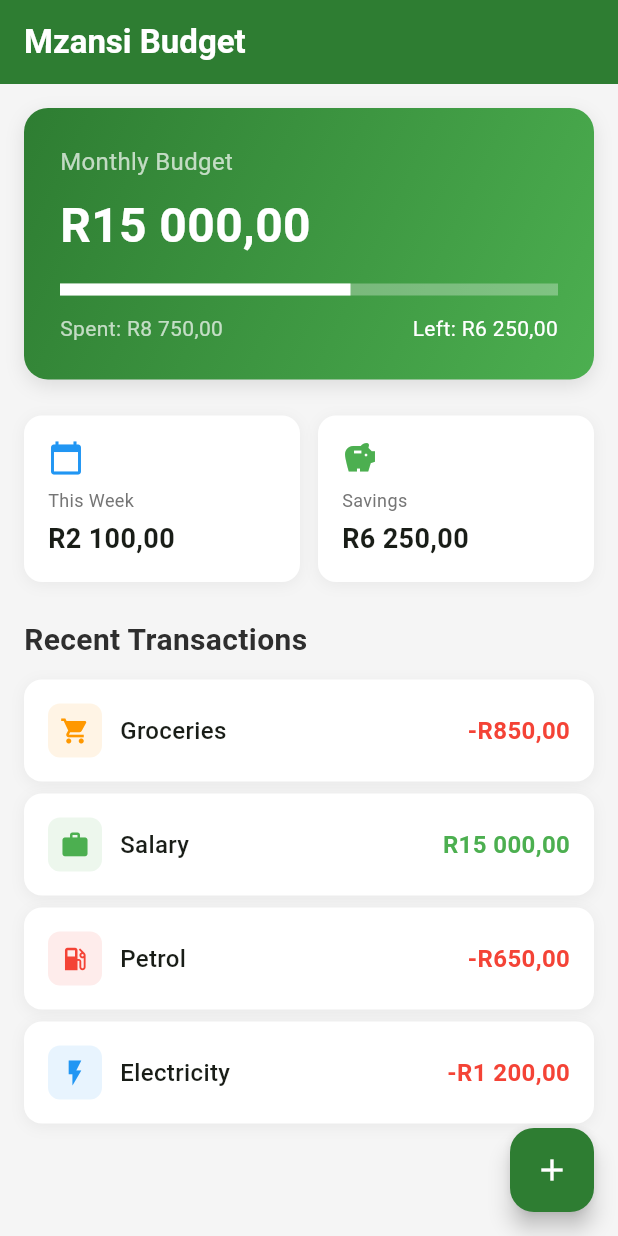
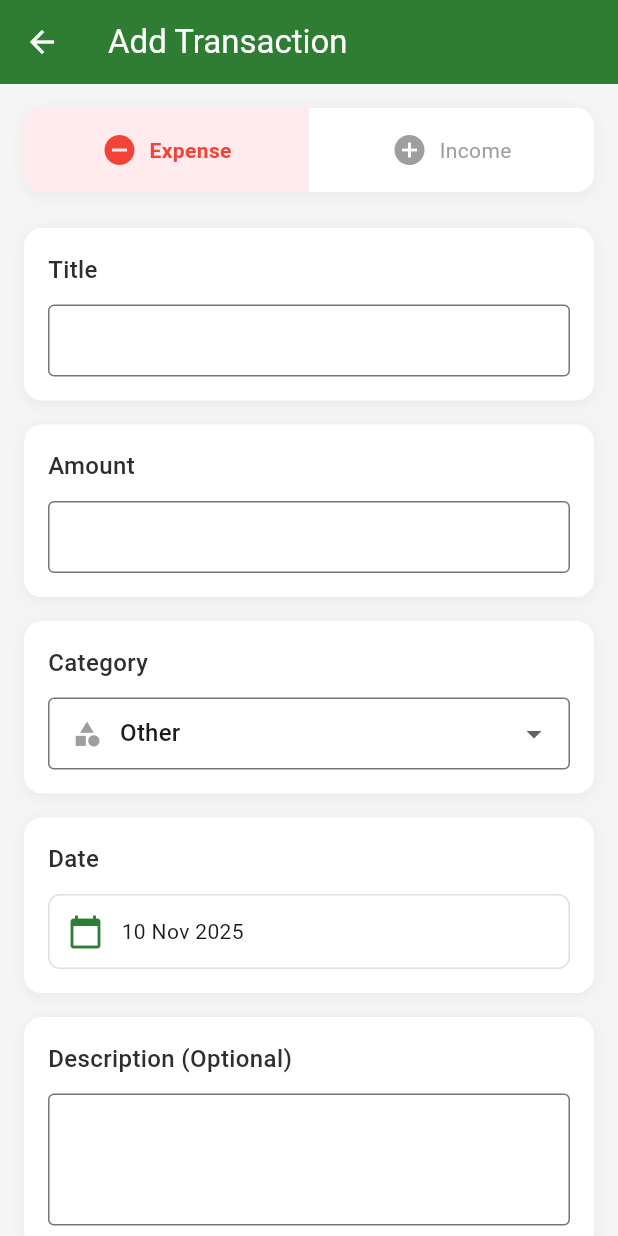
Before and after one commit to MathibelaD/stuckon, a Flutter app: the screen it shows after launch, after a tap on the "add" icon, on a phone screen of 412 x 824 dp. Run offline on Flutter 3.47's test engine with Material 3 defaults, Android fonts, the phone set to English and light mode, and no system bars.

Commit message:
feat: Build Mzansi Budget Tracker with SA-themed UI and transaction management
- Create beautiful South African budget app with ZAR currency support
- Add transaction model with categories and comprehensive add transaction screen
- Implement real-time budget calculations and progress tracking
- Include SA-specific spending categories and green color theme
- Add modular project structure and comprehensive documentation

```diff
--- a/lib/main.dart
+++ b/lib/main.dart
@@ -1,5 +1,7 @@
 import 'package:flutter/material.dart';
 import 'package:intl/intl.dart';
+import 'models/transaction.dart';
+import 'screens/add_transaction_screen.dart';
 
 void main() {
   runApp(const BudgetApp());
@@ -34,13 +36,36 @@ class BudgetHomePage extends StatefulWidget {
 
 class _BudgetHomePageState extends State<BudgetHomePage> {
   double totalBudget = 15000.0;
-  double spent = 8750.0;
 
-  final List<Transaction> transactions = [
-    Transaction('Groceries', -850.0, Icons.shopping_cart, Colors.orange),
-    Transaction('Salary', 15000.0, Icons.work, Colors.green),
-    Transaction('Petrol', -650.0, Icons.local_gas_station, Colors.red),
-    Transaction('Electricity', -1200.0, Icons.flash_on, Colors.blue),
+  List<Transaction> transactions = [
+    Transaction(
+      id: '1',
+      title: 'Salary',
+      amount: 15000.0,
+      date: DateTime.now().subtract(const Duration(days: 1)),
+      category: TransactionCategory.salary,
+    ),
+    Transaction(
+      id: '2',
+      title: 'Groceries - Pick n Pay',
+      amount: -850.0,
+      date: DateTime.now().subtract(const Duration(days: 2)),
+      category: TransactionCategory.groceries,
+    ),
+    Transaction(
+      id: '3',
+      title: 'Petrol - Shell',
+      amount: -650.0,
+      date: DateTime.now().subtract(const Duration(days: 3)),
+      category: TransactionCategory.transport,
+    ),
+    Transaction(
+      id: '4',
+      title: 'Electricity Bill',
+      amount: -1200.0,
+      date: DateTime.now().subtract(const Duration(days: 5)),
+      category: TransactionCategory.utilities,
+    ),
   ];
 
   String formatCurrency(double amount) {
@@ -48,10 +73,24 @@ class _BudgetHomePageState extends State<BudgetHomePage> {
     return formatter.format(amount);
   }
 
+  double get totalIncome {
+    return transactions.where((t) => t.isIncome).fold(0.0, (sum, t) => sum + t.amount);
+  }
+
+  double get totalExpenses {
+    return transactions.where((t) => t.isExpense).fold(0.0, (sum, t) => sum + t.amount.abs());
+  }
+
+  void _addTransaction(Transaction transaction) {
+    setState(() {
+      transactions.insert(0, transaction);
+    });
+  }
+
   @override
   Widget build(BuildContext context) {
-    double remaining = totalBudget - spent;
-    double progress = spent / totalBudget;
+    double remaining = totalBudget - totalExpenses;
+    double progress = totalExpenses / totalBudget;
 
     return Scaffold(
       backgroundColor: const Color(0xFFF5F5F5),
@@ -116,7 +155,7 @@ class _BudgetHomePageState extends State<BudgetHomePage> {
                     mainAxisAlignment: MainAxisAlignment.spaceBetween,
                     children: [
                       Text(
-                        'Spent: ${formatCurrency(spent)}',
+                        'Spent: ${formatCurrency(totalExpenses)}',
                         style: const TextStyle(color: Colors.white70),
                       ),
                       Text(
@@ -136,10 +175,10 @@ class _BudgetHomePageState extends State<BudgetHomePage> {
               children: [
                 Expanded(
                   child: _buildStatCard(
-                    'This Week',
-                    formatCurrency(2100),
-                    Icons.calendar_today,
-                    Colors.blue,
+                    'Total Income',
+                    formatCurrency(totalIncome),
+                    Icons.trending_up,
+                    Colors.green,
                   ),
                 ),
                 const SizedBox(width: 12),
@@ -167,12 +206,21 @@ class _BudgetHomePageState extends State<BudgetHomePage> {
             ),
             const SizedBox(height: 12),
 
-            ...transactions.map((transaction) => _buildTransactionCard(transaction)),
+            ...transactions.take(5).map((transaction) => _buildTransactionCard(transaction)),
           ],
         ),
       ),
       floatingActionButton: FloatingActionButton(
-        onPressed: () {},
+        onPressed: () {
+          Navigator.push(
+            context,
+            MaterialPageRoute(
+              builder: (context) => AddTransactionScreen(
+                onAddTransaction: _addTransaction,
+              ),
+            ),
+          );
+        },
         backgroundColor: const Color(0xFF2E7D32),
         child: const Icon(Icons.add, color: Colors.white),
       ),
@@ -238,12 +286,12 @@ class _BudgetHomePageState extends State<BudgetHomePage> {
           Container(
             padding: const EdgeInsets.all(8),
             decoration: BoxDecoration(
-              color: transaction.color.withOpacity(0.1),
+              color: transaction.category.color.withOpacity(0.1),
               borderRadius: BorderRadius.circular(8),
             ),
             child: Icon(
-              transaction.icon,
-              color: transaction.color,
+              transaction.category.icon,
+              color: transaction.category.color,
               size: 20,
             ),
           ),
@@ -270,12 +318,3 @@ class _BudgetHomePageState extends State<BudgetHomePage> {
     );
   }
 }
-
-class Transaction {
-  final String title;
-  final double amount;
-  final IconData icon;
-  final Color color;
-
-  Transaction(this.title, this.amount, this.icon, this.color);
-}
--- /dev/null
+++ b/lib/models/transaction.dart
@@ -0,0 +1,126 @@
+import 'package:flutter/material.dart';
+
+class Transaction {
+  final String id;
+  final String title;
+  final double amount;
+  final DateTime date;
+  final TransactionCategory category;
+  final String? description;
+
+  Transaction({
+    required this.id,
+    required this.title,
+    required this.amount,
+    required this.date,
+    required this.category,
+    this.description,
+  });
+
+  bool get isIncome => amount > 0;
+  bool get isExpense => amount < 0;
+}
+
+enum TransactionCategory {
+  groceries,
+  transport,
+  utilities,
+  entertainment,
+  healthcare,
+  education,
+  shopping,
+  dining,
+  salary,
+  freelance,
+  investment,
+  other,
+}
+
+extension TransactionCategoryExtension on TransactionCategory {
+  String get displayName {
+    switch (this) {
+      case TransactionCategory.groceries:
+        return 'Groceries';
+      case TransactionCategory.transport:
+        return 'Transport';
+      case TransactionCategory.utilities:
+        return 'Utilities';
+      case TransactionCategory.entertainment:
+        return 'Entertainment';
+      case TransactionCategory.healthcare:
+        return 'Healthcare';
+      case TransactionCategory.education:
+        return 'Education';
+      case TransactionCategory.shopping:
+        return 'Shopping';
+      case TransactionCategory.dining:
+        return 'Dining';
+      case TransactionCategory.salary:
+        return 'Salary';
+      case TransactionCategory.freelance:
+        return 'Freelance';
+      case TransactionCategory.investment:
+        return 'Investment';
+      case TransactionCategory.other:
+        return 'Other';
+    }
+  }
+
+  IconData get icon {
+    switch (this) {
+      case TransactionCategory.groceries:
+        return Icons.shopping_cart;
+      case TransactionCategory.transport:
+        return Icons.directions_car;
+      case TransactionCategory.utilities:
+        return Icons.flash_on;
+      case TransactionCategory.entertainment:
+        return Icons.movie;
+      case TransactionCategory.healthcare:
+        return Icons.local_hospital;
+      case TransactionCategory.education:
+        return Icons.school;
+      case TransactionCategory.shopping:
+        return Icons.shopping_bag;
+      case TransactionCategory.dining:
+        return Icons.restaurant;
+      case TransactionCategory.salary:
+        return Icons.work;
+      case TransactionCategory.freelance:
+        return Icons.laptop;
+      case TransactionCategory.investment:
+        return Icons.trending_up;
+      case TransactionCategory.other:
+        return Icons.category;
+    }
+  }
+
+  Color get color {
+    switch (this) {
+      case TransactionCategory.groceries:
+        return Colors.orange;
+      case TransactionCategory.transport:
+        return Colors.blue;
+      case TransactionCategory.utilities:
+        return Colors.yellow;
+      case TransactionCategory.entertainment:
+        return Colors.purple;
+      case TransactionCategory.healthcare:
+        return Colors.red;
+      case TransactionCategory.education:
+        return Colors.indigo;
+      case TransactionCategory.shopping:
+        return Colors.pink;
+      case TransactionCategory.dining:
+        return Colors.brown;
+      case TransactionCategory.salary:
+        return Colors.green;
+      case TransactionCategory.freelance:
+        return Colors.teal;
+      case TransactionCategory.investment:
+        return Colors.deepPurple;
+      case TransactionCategory.other:
+        return Colors.grey;
+    }
+  }
+}
--- /dev/null
+++ b/lib/screens/add_transaction_screen.dart
@@ -0,0 +1,394 @@
+import 'package:flutter/material.dart';
+import 'package:intl/intl.dart';
+import '../models/transaction.dart';
+
+class AddTransactionScreen extends StatefulWidget {
+  final Function(Transaction) onAddTransaction;
+
+  const AddTransactionScreen({super.key, required this.onAddTransaction});
+
+  @override
+  State<AddTransactionScreen> createState() => _AddTransactionScreenState();
+}
+
+class _AddTransactionScreenState extends State<AddTransactionScreen> {
+  final _formKey = GlobalKey<FormState>();
+  final _titleController = TextEditingController();
+  final _amountController = TextEditingController();
+  final _descriptionController = TextEditingController();
+
+  TransactionCategory _selectedCategory = TransactionCategory.other;
+  DateTime _selectedDate = DateTime.now();
+  bool _isIncome = false;
+
+  String formatCurrency(double amount) {
+    final formatter = NumberFormat.currency(locale: 'en_ZA', symbol: 'R');
+    return formatter.format(amount);
+  }
+
+  @override
+  Widget build(BuildContext context) {
+    return Scaffold(
+      backgroundColor: const Color(0xFFF5F5F5),
+      appBar: AppBar(
+        title: const Text('Add Transaction'),
+        backgroundColor: const Color(0xFF2E7D32),
+        foregroundColor: Colors.white,
+        elevation: 0,
+      ),
+      body: Form(
+        key: _formKey,
+        child: SingleChildScrollView(
+          padding: const EdgeInsets.all(16),
+          child: Column(
+            crossAxisAlignment: CrossAxisAlignment.start,
+            children: [
+              // Income/Expense Toggle
+              Container(
+                width: double.infinity,
+                decoration: BoxDecoration(
+                  color: Colors.white,
+                  borderRadius: BorderRadius.circular(12),
+                  boxShadow: [
+                    BoxShadow(
+                      color: Colors.black.withOpacity(0.05),
+                      blurRadius: 8,
+                      offset: const Offset(0, 2),
+                    ),
+                  ],
+                ),
+                child: Row(
+                  children: [
+                    Expanded(
+                      child: GestureDetector(
+                        onTap: () => setState(() => _isIncome = false),
+                        child: Container(
+                          padding: const EdgeInsets.symmetric(vertical: 16),
+                          decoration: BoxDecoration(
+                            color: !_isIncome ? Colors.red[50] : Colors.transparent,
+                            borderRadius: const BorderRadius.only(
+                              topLeft: Radius.circular(12),
+                              bottomLeft: Radius.circular(12),
+                            ),
+                          ),
+                          child: Row(
+                            mainAxisAlignment: MainAxisAlignment.center,
+                            children: [
+                              Icon(
+                                Icons.remove_circle,
+                                color: !_isIncome ? Colors.red : Colors.grey,
+                              ),
+                              const SizedBox(width: 8),
+                              Text(
+                                'Expense',
+                                style: TextStyle(
+                                  color: !_isIncome ? Colors.red : Colors.grey,
+                                  fontWeight: !_isIncome ? FontWeight.bold : FontWeight.normal,
+                                ),
+                              ),
+                            ],
+                          ),
+                        ),
+                      ),
+                    ),
+                    Expanded(
+                      child: GestureDetector(
+                        onTap: () => setState(() => _isIncome = true),
+                        child: Container(
+                          padding: const EdgeInsets.symmetric(vertical: 16),
+                          decoration: BoxDecoration(
+                            color: _isIncome ? Colors.green[50] : Colors.transparent,
+                            borderRadius: const BorderRadius.only(
+                              topRight: Radius.circular(12),
+                              bottomRight: Radius.circular(12),
+                            ),
+                          ),
+                          child: Row(
+                            mainAxisAlignment: MainAxisAlignment.center,
+                            children: [
+                              Icon(
+                                Icons.add_circle,
+                                color: _isIncome ? Colors.green : Colors.grey,
+                              ),
+                              const SizedBox(width: 8),
+                              Text(
+                                'Income',
+                                style: TextStyle(
+                                  color: _isIncome ? Colors.green : Colors.grey,
+                                  fontWeight: _isIncome ? FontWeight.bold : FontWeight.normal,
+                                ),
+                              ),
+                            ],
+                          ),
+                        ),
+                      ),
+                    ),
+                  ],
+                ),
+              ),
+
+              const SizedBox(height: 24),
+
+              // Title Field
+              _buildInputField(
+                label: 'Title',
+                controller: _titleController,
+                validator: (value) {
+                  if (value == null || value.isEmpty) {
+                    return 'Please enter a title';
+                  }
+                  return null;
+                },
+              ),
+
+              const SizedBox(height: 16),
+
+              // Amount Field
+              _buildInputField(
+                label: 'Amount',
+                controller: _amountController,
+                keyboardType: TextInputType.number,
+                prefix: const Text('R '),
+                validator: (value) {
+                  if (value == null || value.isEmpty) {
+                    return 'Please enter an amount';
+                  }
+                  if (double.tryParse(value) == null) {
+                    return 'Please enter a valid number';
+                  }
+                  return null;
+                },
+              ),
+
+              const SizedBox(height: 16),
+
+              // Category Dropdown
+              Container(
+                width: double.infinity,
+                padding: const EdgeInsets.all(16),
+                decoration: BoxDecoration(
+                  color: Colors.white,
+                  borderRadius: BorderRadius.circular(12),
+                  boxShadow: [
+                    BoxShadow(
+                      color: Colors.black.withOpacity(0.05),
+                      blurRadius: 8,
+                      offset: const Offset(0, 2),
+                    ),
+                  ],
+                ),
+                child: Column(
+                  crossAxisAlignment: CrossAxisAlignment.start,
+                  children: [
+                    const Text(
+                      'Category',
+                      style: TextStyle(
+                        fontSize: 16,
+                        fontWeight: FontWeight.w500,
+                        color: Color(0xFF2E2E2E),
+                      ),
+                    ),
+                    const SizedBox(height: 12),
+                    DropdownButtonFormField<TransactionCategory>(
+                      value: _selectedCategory,
+                      decoration: const InputDecoration(
+                        border: OutlineInputBorder(),
+                        contentPadding: EdgeInsets.symmetric(horizontal: 12, vertical: 8),
+                      ),
+                      items: TransactionCategory.values.map((category) {
+                        return DropdownMenuItem(
+                          value: category,
+                          child: Row(
+                            children: [
+                              Icon(category.icon, color: category.color, size: 20),
+                              const SizedBox(width: 12),
+                              Text(category.displayName),
+                            ],
+                          ),
+                        );
+                      }).toList(),
+                      onChanged: (value) {
+                        setState(() {
+                          _selectedCategory = value!;
+                        });
+                      },
+                    ),
+                  ],
+                ),
+              ),
+
+              const SizedBox(height: 16),
+
+              // Date Picker
+              Container(
+                width: double.infinity,
+                padding: const EdgeInsets.all(16),
+                decoration: BoxDecoration(
+                  color: Colors.white,
+                  borderRadius: BorderRadius.circular(12),
+                  boxShadow: [
+                    BoxShadow(
+                      color: Colors.black.withOpacity(0.05),
+                      blurRadius: 8,
+                      offset: const Offset(0, 2),
+                    ),
+                  ],
+                ),
+                child: Column(
+                  crossAxisAlignment: CrossAxisAlignment.start,
+                  children: [
+                    const Text(
+                      'Date',
+                      style: TextStyle(
+                        fontSize: 16,
+                        fontWeight: FontWeight.w500,
+                        color: Color(0xFF2E2E2E),
+                      ),
+                    ),
+                    const SizedBox(height: 12),
+                    GestureDetector(
+                      onTap: () async {
+                        final date = await showDatePicker(
+                          context: context,
+                          initialDate: _selectedDate,
+                          firstDate: DateTime(2020),
+                          lastDate: DateTime.now(),
+                        );
+                        if (date != null) {
+                          setState(() {
+                            _selectedDate = date;
+                          });
+                        }
+                      },
+                      child: Container(
+                        width: double.infinity,
+                        padding: const EdgeInsets.all(12),
+                        decoration: BoxDecoration(
+                          border: Border.all(color: Colors.grey[300]!),
+                          borderRadius: BorderRadius.circular(8),
+                        ),
+                        child: Row(
+                          children: [
+                            const Icon(Icons.calendar_today, color: Color(0xFF2E7D32)),
+                            const SizedBox(width: 12),
+                            Text(DateFormat('dd MMM yyyy').format(_selectedDate)),
+                          ],
+                        ),
+                      ),
+                    ),
+                  ],
+                ),
+              ),
+
+              const SizedBox(height: 16),
+
+              // Description Field
+              _buildInputField(
+                label: 'Description (Optional)',
+                controller: _descriptionController,
+                maxLines: 3,
+              ),
+
+              const SizedBox(height: 32),
+
+              // Save Button
+              SizedBox(
+                width: double.infinity,
+                child: ElevatedButton(
+                  onPressed: _saveTransaction,
+                  style: ElevatedButton.styleFrom(
+                    backgroundColor: const Color(0xFF2E7D32),
+                    foregroundColor: Colors.white,
+                    padding: const EdgeInsets.symmetric(vertical: 16),
+                    shape: RoundedRectangleBorder(
+                      borderRadius: BorderRadius.circular(12),
+                    ),
+                  ),
+                  child: const Text(
+                    'Save Transaction',
+                    style: TextStyle(fontSize: 16, fontWeight: FontWeight.bold),
+                  ),
+                ),
+              ),
+            ],
+          ),
+        ),
+      ),
+    );
+  }
+
+  Widget _buildInputField({
+    required String label,
+    required TextEditingController controller,
+    TextInputType? keyboardType,
+    Widget? prefix,
+    String? Function(String?)? validator,
+    int maxLines = 1,
+  }) {
+    return Container(
+      width: double.infinity,
+      padding: const EdgeInsets.all(16),
+      decoration: BoxDecoration(
+        color: Colors.white,
+        borderRadius: BorderRadius.circular(12),
+        boxShadow: [
+          BoxShadow(
+            color: Colors.black.withOpacity(0.05),
+            blurRadius: 8,
+            offset: const Offset(0, 2),
+          ),
+        ],
+      ),
+      child: Column(
+        crossAxisAlignment: CrossAxisAlignment.start,
+        children: [
+          Text(
+            label,
+            style: const TextStyle(
+              fontSize: 16,
+              fontWeight: FontWeight.w500,
+              color: Color(0xFF2E2E2E),
+            ),
+          ),
+          const SizedBox(height: 12),
+          TextFormField(
+            controller: controller,
+            keyboardType: keyboardType,
+            maxLines: maxLines,
+            validator: validator,
+            decoration: InputDecoration(
+              border: const OutlineInputBorder(),
+              contentPadding: const EdgeInsets.symmetric(horizontal: 12, vertical: 8),
+              prefix: prefix,
+            ),
+          ),
+        ],
+      ),
+    );
+  }
+
+  void _saveTransaction() {
+    if (_formKey.currentState!.validate()) {
+      final amount = double.parse(_amountController.text);
+      final transaction = Transaction(
+        id: DateTime.now().millisecondsSinceEpoch.toString(),
+        title: _titleController.text,
+        amount: _isIncome ? amount : -amount,
+        date: _selectedDate,
+        category: _selectedCategory,
+        description: _descriptionController.text.isEmpty ? null : _descriptionController.text,
+      );
+
+      widget.onAddTransaction(transaction);
+      Navigator.pop(context);
+    }
+  }
+
+  @override
+  void dispose() {
+    _titleController.dispose();
+    _amountController.dispose();
+    _descriptionController.dispose();
+    super.dispose();
+  }
+}
```
Also changed, not shown: 1 other file.
